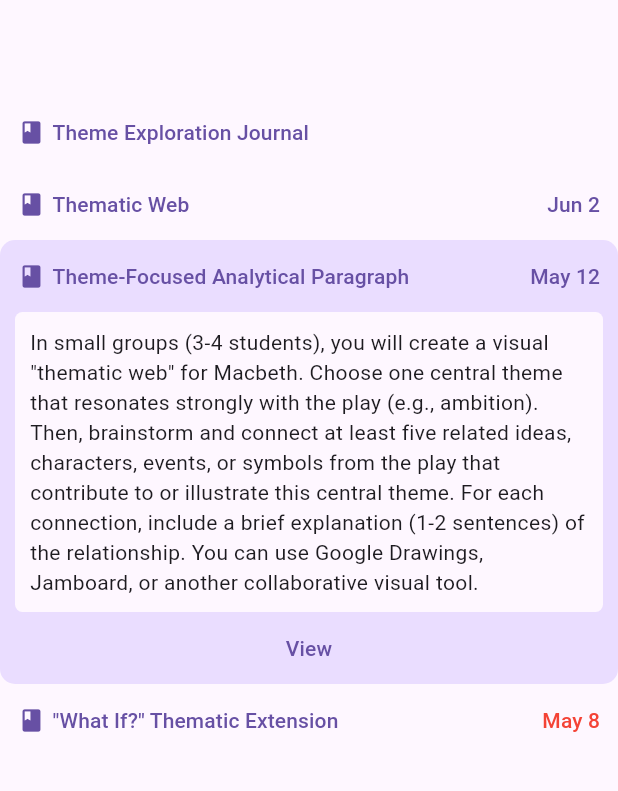
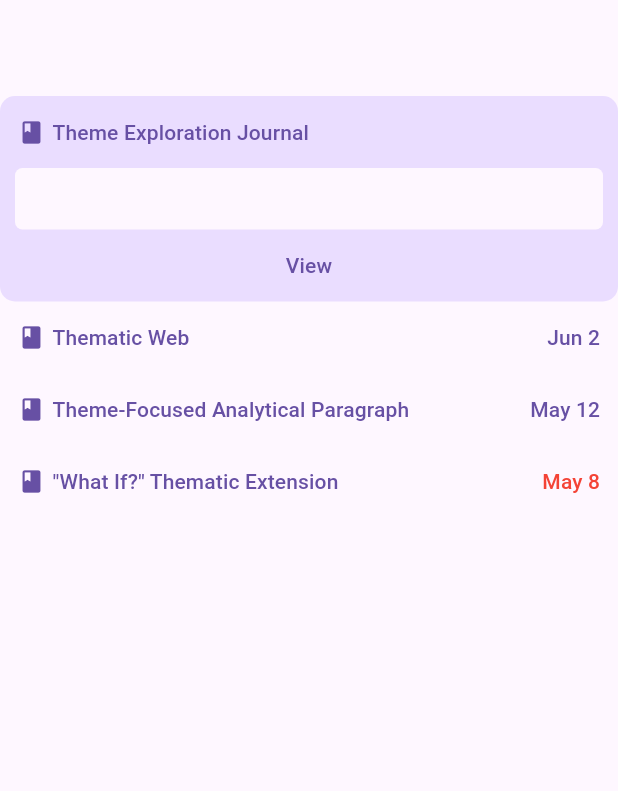
Before and after one commit to Treidexy/fishbrain, a Flutter app: the screen it shows after launch, after a tap on "Theme Exploration Journal", on a phone screen of 412 x 824 dp, the part 63-854 px from its top. Run offline on Flutter 3.47's test engine with Material 3 defaults, Android fonts, the phone set to English and light mode, and no system bars.

Commit message:
revamp + assignmentlist

```diff
--- a/lib/main.dart
+++ b/lib/main.dart
@@ -1,5 +1,3 @@
-import 'dart:io';
-
 import 'package:flutter/material.dart';
 import 'package:intl/intl.dart';
 
@@ -27,34 +25,34 @@ class MainApp extends StatelessWidget {
           ),
           actions: [IconButton(onPressed: () {}, icon: Icon(Icons.person))],
         ),
-        body: Center(
+        body: Column(
+          children: [
+            SizedBox(height: 50),
+            Center(
               child: SizedBox(
                 width: 750,
-            child: Column(
-              children: [
-                SizedBox(height: 50),
-                AssignmentItem(
-                  "Theme Exploration Journal",
+                child: AssignmentList(
+                  assignments: [
+                    AssignmentInfo(
+                      title: "Theme Exploration Journal",
                       grade: 0,
                       maxGrade: 10,
                     ),
-                AssignmentItem(
-                  "Thematic Web",
+                    AssignmentInfo(
+                      title: "Thematic Web",
                       grade: 20,
                       maxGrade: 20,
                       dueDate: DateTime.parse("2025-06-02"),
                     ),
-                AssignmentExpansion(
-                  AssignmentItem(
-                    "Theme-Focused Analytical Paragraph",
+                    AssignmentInfo(
+                      title: "Theme-Focused Analytical Paragraph",
                       maxGrade: 15,
                       dueDate: DateTime.parse("2025-05-12"),
-                  ),
                       description:
                           "In small groups (3-4 students), you will create a visual \"thematic web\" for Macbeth. Choose one central theme that resonates strongly with the play (e.g., ambition). Then, brainstorm and connect at least five related ideas, characters, events, or symbols from the play that contribute to or illustrate this central theme. For each connection, include a brief explanation (1-2 sentences) of the relationship. You can use Google Drawings, Jamboard, or another collaborative visual tool.",
                     ),
-                AssignmentItem(
-                  "\"What If?\" Thematic Extension",
+                    AssignmentInfo(
+                      title: "\"What If?\" Thematic Extension",
                       maxGrade: 0,
                       dueDate: DateTime.parse("2025-05-08"),
                     ),
@@ -62,23 +60,89 @@ class MainApp extends StatelessWidget {
                 ),
               ),
             ),
+          ],
+        ),
       ),
     );
   }
 }
 
-class AssignmentItem extends StatelessWidget {
+class AssignmentList extends StatefulWidget {
+  final List<AssignmentInfo> assignments;
+  const AssignmentList({super.key, required this.assignments});
+
+  @override
+  State<StatefulWidget> createState() => _AssignmentListState();
+}
+
+class _AssignmentListState extends State<AssignmentList> {
+  int? expanded;
+
+  Widget item(BuildContext context, int i) {
+    if (i == expanded) {
+      return AssignmentExpansion(
+        widget.assignments[i],
+        onPressed: () {
+          setState(() {
+            expanded = null;
+          });
+        },
+      );
+    } else {
+      return AssignmentCard(
+        widget.assignments[i],
+        onPressed: () {
+          setState(() {
+            expanded = i;
+          });
+        },
+      );
+    }
+  }
+
+  @override
+  Widget build(BuildContext context) {
+    return Column(
+      children: [
+        for (int i = 0; i < widget.assignments.length; ++i)
+          // AnimatedSwitcher(
+          //   transitionBuilder: (child, animation) {
+          //     return SizeTransition(
+          //       axisAlignment: -1,
+          //       sizeFactor: animation,
+          //       child: child,
+          //     );
+          //   },
+          //   duration: Duration(milliseconds: 500),
+          //   child: item(context, i),
+          // ),
+          item(context, i),
+      ],
+    );
+  }
+}
+
+class AssignmentInfo {
   final String title;
+  final DateTime? dueDate;
   final num? grade;
   final num maxGrade;
-  final DateTime? dueDate;
-  const AssignmentItem(
-    this.title, {
-    super.key,
+  final String? description;
+
+  AssignmentInfo({
+    required this.title,
+    this.dueDate,
     this.grade,
     required this.maxGrade,
-    this.dueDate,
+    this.description,
   });
+}
+
+class AssignmentCard extends StatelessWidget {
+  final AssignmentInfo info;
+  final void Function() onPressed;
+
+  const AssignmentCard(this.info, {super.key, required this.onPressed});
 
   @override
   Widget build(BuildContext context) {
@@ -90,21 +154,25 @@ class AssignmentItem extends StatelessWidget {
           ),
         ),
       ),
-      onPressed: () {},
+      onPressed: onPressed,
       child: Row(
         mainAxisAlignment: MainAxisAlignment.spaceBetween,
 
         children: [
-          Row(children: [Icon(Icons.book), SizedBox(width: 5), Text(title)]),
+          Row(
+            children: [Icon(Icons.book), SizedBox(width: 5), Text(info.title)],
+          ),
           Row(
             children: [
-              // Text("${grade ?? ''}/$maxGrade"),
-              if (dueDate != null)
+              // Text("${info.grade ?? ''}/$info.maxGrade"),
+              if (info.dueDate != null)
                 Text(
-                  DateFormat.MMMd().format(dueDate!),
+                  DateFormat.MMMd().format(info.dueDate!),
                   style: TextStyle(
                     color:
-                        dueDate!.isBefore(DateTime.now()) ? Colors.red : null,
+                        info.dueDate!.isBefore(DateTime.now())
+                            ? Colors.red
+                            : null,
                   ),
                 ),
               // IconButton(onPressed: () {}, icon: Icon(Icons.link)),
@@ -117,9 +185,10 @@ class AssignmentItem extends StatelessWidget {
 }
 
 class AssignmentExpansion extends StatelessWidget {
-  final AssignmentItem item;
-  final String description;
-  const AssignmentExpansion(this.item, {super.key, required this.description});
+  final AssignmentInfo info;
+  final void Function() onPressed;
+
+  const AssignmentExpansion(this.info, {super.key, required this.onPressed});
 
   @override
   Widget build(BuildContext context) {
@@ -133,7 +202,7 @@ class AssignmentExpansion extends StatelessWidget {
       child: Column(
         mainAxisAlignment: MainAxisAlignment.start,
         children: [
-          item,
+          AssignmentCard(info, onPressed: onPressed),
           Container(
             width: double.infinity,
             margin: EdgeInsets.symmetric(horizontal: 10),
@@ -144,7 +213,7 @@ class AssignmentExpansion extends StatelessWidget {
                 BoxShadow(color: Theme.of(context).colorScheme.surface),
               ],
             ),
-            child: Text(description),
+            child: Text(info.description ?? ""),
           ),
           TextButton(onPressed: () {}, child: Text("View")),
         ],
```
Lines whose indentation alone changed are shown as unchanged.
